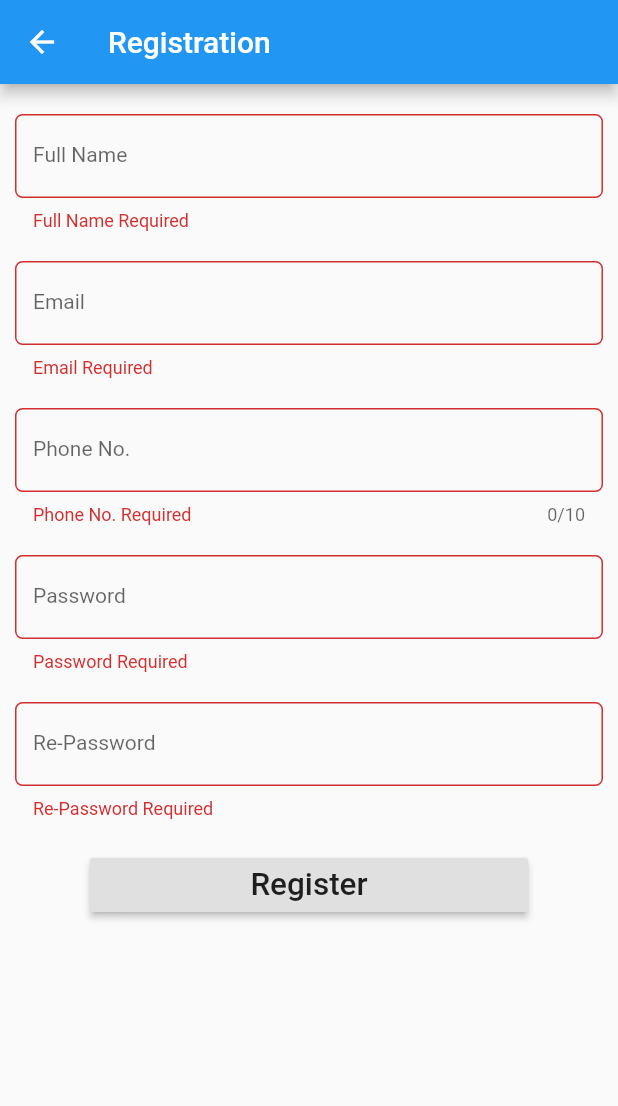
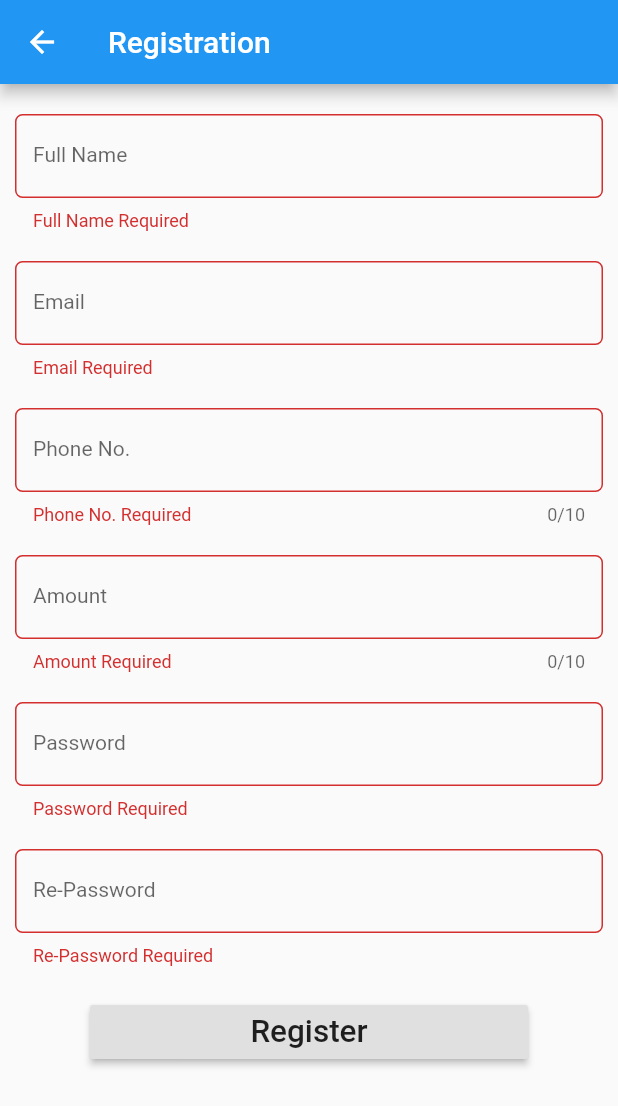
Before and after one commit to HamroProject76/project_hamro, a Flutter app: the Register screen opened directly, on a phone screen of 412 x 824 dp. Shown: the top 1106 px of the screen. Run offline on Flutter 3.47's test engine with Material 2 defaults, Android fonts, the phone set to English and light mode, and no system bars; our stand-ins replace cloud_firestore, flutter_datetime_picker, flutter_typeahead, qr_flutter; missing offline and left inert: autocomplete_textfield, fast_qr_reader_view; accounts and stored records are empty.

Commit message:
Code refactor

```diff
--- a/lib/user/register.dart
+++ b/lib/user/register.dart
@@ -62,8 +62,8 @@ class _RegisterState extends State<Register> {
     String fullName = fullNameController.text.trim();
     String email = emailController.text.trim().toLowerCase();
     int phoneNo = int.parse(phoneNoController.text.trim());
-    double amount = double.parse(phoneNoController.text.trim());
-    double bonus = double.parse(phoneNoController.text.trim());
+    double amount = double.parse(amountNoController.text.trim());
+    double bonus = CurrentUser.userType == UserType.user ? 0 : double.parse(bonusController.text.trim());
     String password = passwordController.text.trim();
 
     debugPrint("Email: $email, Phone No.: $phoneNo");
@@ -341,6 +341,9 @@ class _RegisterState extends State<Register> {
           child: getPhoneNoTextField()),
       Padding(
           padding: EdgeInsets.only(top: 10.0, bottom: 10.0),
+          child: getAmountTextField()),
+      Padding(
+          padding: EdgeInsets.only(top: 10.0, bottom: 10.0),
           child: getPasswordTextField()),
       Padding(
           padding: EdgeInsets.only(top: 10.0, bottom: 10.0),
```
